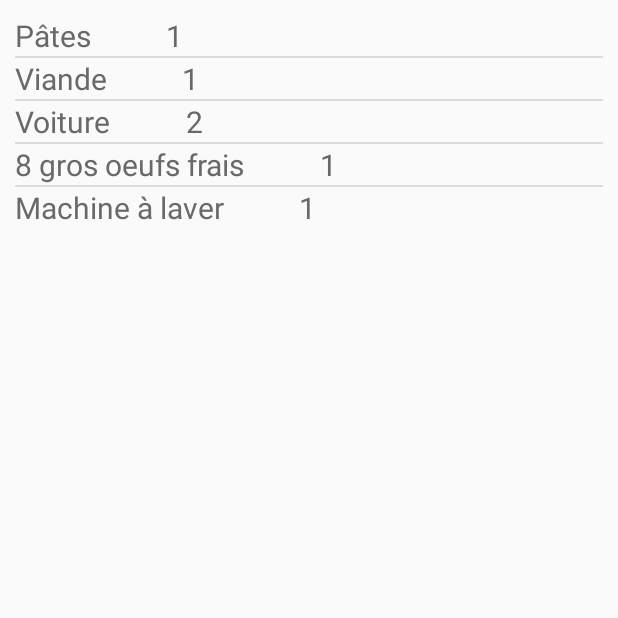
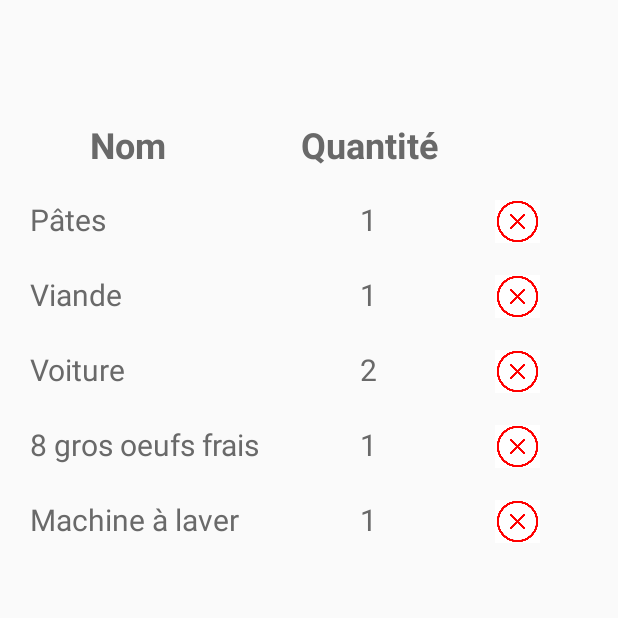
Before and after one commit to mattcln/NoWastePROJECT, an Android app: the MonPanier screen opened directly, with no data from a screen before it, on a phone screen of 412 x 824 dp, the top half of it. Run offline under Robolectric (Android 15) with nearby library versions, the phone set to English and light mode, and no system bars.

Commit message:
Listview 2.0

```diff
--- a/app/src/main/res/layout/activity_mon_panier.xml
+++ b/app/src/main/res/layout/activity_mon_panier.xml
@@ -1,35 +1,46 @@
 <?xml version="1.0" encoding="utf-8"?>
-<LinearLayout    xmlns:android="http://schemas.android.com/apk/res/android" android:layout_width="match_parent"
+<androidx.constraintlayout.widget.ConstraintLayout    xmlns:android="http://schemas.android.com/apk/res/android"
+    xmlns:app="http://schemas.android.com/apk/res-auto"
+    xmlns:tools="http://schemas.android.com/tools"
+    android:layout_width="match_parent"
     android:layout_height="match_parent"
     android:layout_margin="@dimen/medium_margin">
-    <!--    <TextView
+
+    <TextView
         android:id="@+id/textView"
         android:layout_width="wrap_content"
         android:layout_height="wrap_content"
-            android:layout_marginStart="60dp"
-            android:layout_marginLeft="60dp"
-            android:layout_marginTop="100dp"
+        android:text="Nom"
+        android:textColor="#696969"
         android:textSize="24sp"
+        android:layout_marginLeft="50dp"
+        android:layout_marginTop="70dp"
         android:textStyle="bold"
-            android:textColor="#696969"
-            android:text="Nom"/>
+        app:layout_constraintStart_toStartOf="parent"
+        app:layout_constraintTop_toTopOf="parent" />
 
     <TextView
         android:id="@+id/textView2"
         android:layout_width="wrap_content"
         android:layout_height="wrap_content"
-            android:layout_marginTop="100dp"
-            android:layout_marginEnd="100dp"
-            android:layout_marginRight="100dp"
-            android:layout_marginLeft="40dp"
+        android:text="Quantité"
+        android:textColor="#696969"
         android:textSize="24sp"
+        android:layout_marginRight="110dp"
+        android:layout_marginTop="70dp"
         android:textStyle="bold"
-            android:textColor="#696969"
-            android:text="Quantité" />-->
+        app:layout_constraintEnd_toEndOf="parent"
+        app:layout_constraintTop_toTopOf="parent" />
 
     <ListView
         android:id="@+id/panier_listview"
         android:layout_width="wrap_content"
-        android:layout_height="wrap_content"/>
+        android:layout_height="600dp"
+        android:layout_marginTop="20dp"
+        android:divider="@null"
+        android:dividerHeight="20dp"
+        app:layout_constraintEnd_toEndOf="parent"
+        app:layout_constraintStart_toStartOf="parent"
+        app:layout_constraintTop_toBottomOf="@+id/textView2" />
 
-</LinearLayout>
+</androidx.constraintlayout.widget.ConstraintLayout>
--- a/app/src/main/res/layout/panier_listview_item.xml
+++ b/app/src/main/res/layout/panier_listview_item.xml
@@ -1,23 +1,40 @@
 <?xml version="1.0" encoding="utf-8"?>
-<LinearLayout xmlns:android="http://schemas.android.com/apk/res/android"
+<androidx.constraintlayout.widget.ConstraintLayout xmlns:android="http://schemas.android.com/apk/res/android"
+    xmlns:app="http://schemas.android.com/apk/res-auto"
+    xmlns:tools="http://schemas.android.com/tools"
     android:orientation="horizontal" android:layout_width="match_parent"
     android:layout_height="match_parent">
+
     <TextView
         android:id="@+id/item_name"
         android:layout_width="wrap_content"
         android:layout_height="wrap_content"
+        android:text="@string/item_default_name"
+        android:textColor="@color/color_grey"
         android:textSize="20dp"
-        android:textColor="@color/color_grey"
-        android:layout_marginRight="50dp"
-        android:text="@string/item_default_name"/>
+        android:layout_marginLeft="10dp"
+        app:layout_constraintStart_toStartOf="parent"
+        app:layout_constraintTop_toTopOf="parent" />
 
     <TextView
         android:id="@+id/item_quant"
         android:layout_width="wrap_content"
         android:layout_height="wrap_content"
+        android:text="@string/item_default_quant"
+        android:textColor="@color/color_grey"
         android:textSize="20dp"
-        android:textColor="@color/color_grey"
-        android:text="@string/item_default_quant"/>
+        android:layout_marginLeft="230dp"
+        app:layout_constraintStart_toStartOf="parent"
+        app:layout_constraintTop_toTopOf="parent"/>
+
+    <ImageView
+        android:id="@+id/imgDelete"
+        android:layout_width="30dp"
+        android:layout_height="30dp"
+        android:src="@drawable/delete"
+        android:layout_marginLeft="320dp"
+        app:layout_constraintStart_toStartOf="parent"
+        app:layout_constraintTop_toTopOf="parent" />
 
 
-</LinearLayout>
+</androidx.constraintlayout.widget.ConstraintLayout>
```
Also changed, not shown: app/src/main/res/drawable/avecfond.png (deleted), app/src/main/res/drawable/delete.PNG (added), app/src/main/res/drawable/sansfond.png (deleted), app/src/main/res/drawable/zucc.png (deleted). Lines whose indentation alone changed are shown as unchanged.
